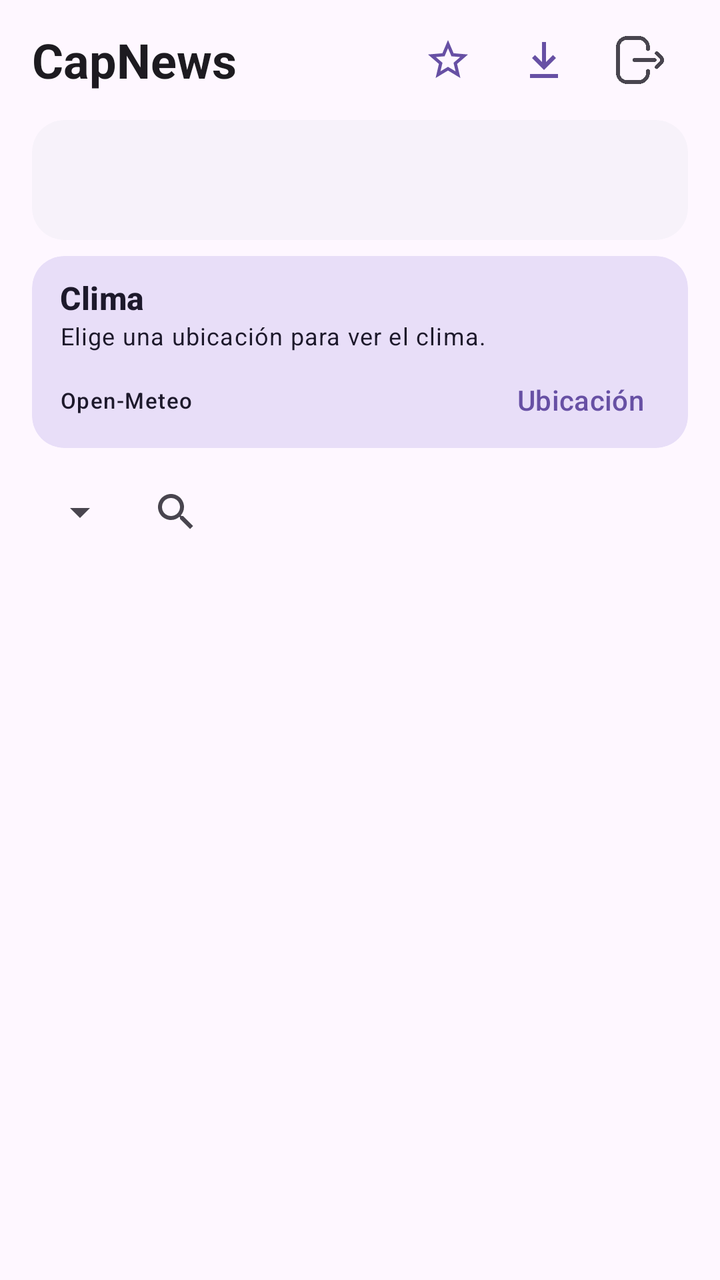
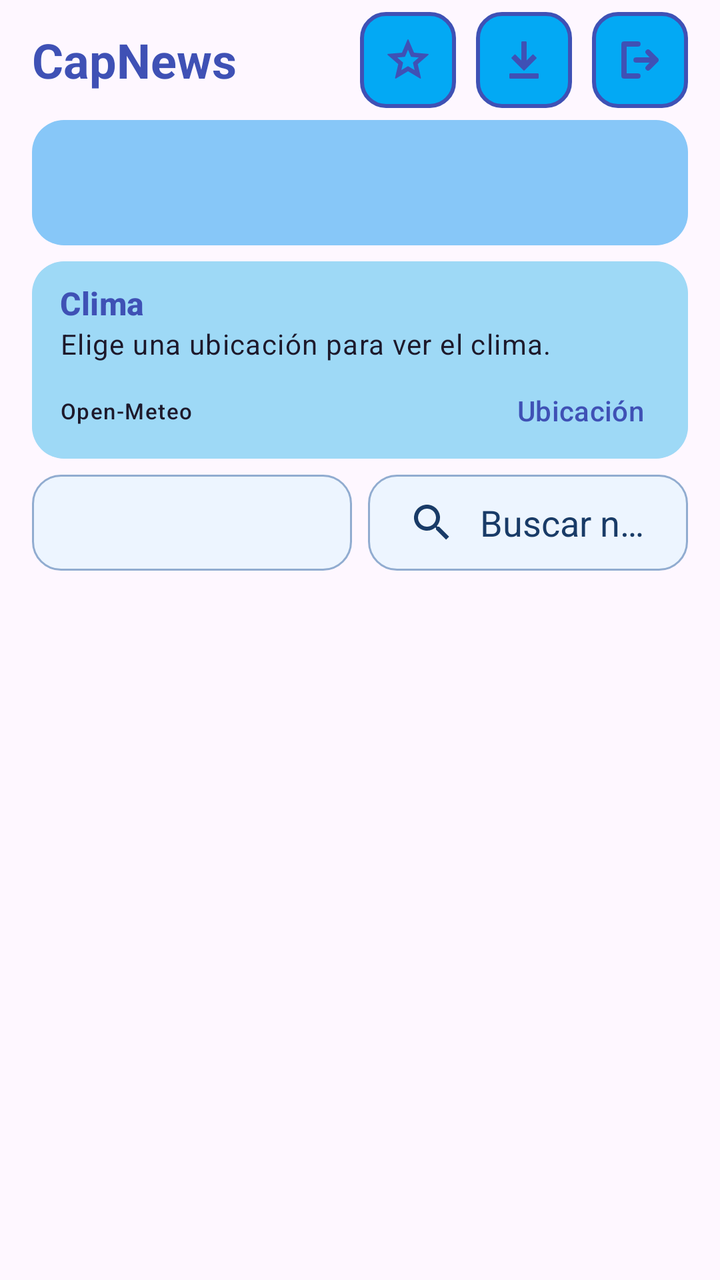

An Android layout rendered at two revisions. The XML below is the earlier revision; the diff shows what the commit changed to produce the second picture.
<!-- AndroidManifest.xml: application theme Theme.NewsApp -->
<!-- res/layout/activity_main.xml -->
<?xml version="1.0" encoding="utf-8"?>
<LinearLayout
    xmlns:android="http://schemas.android.com/apk/res/android"
    xmlns:app="http://schemas.android.com/apk/res-auto"
    android:layout_width="match_parent"
    android:layout_height="match_parent"
    android:background="?attr/colorSurface"
    android:focusableInTouchMode="true"
    android:orientation="vertical"
    android:paddingHorizontal="16dp">

    <LinearLayout
        android:layout_width="match_parent"
        android:layout_height="wrap_content"
        android:gravity="center_vertical"
        android:orientation="horizontal"
        android:paddingVertical="6dp">

        <TextView
            android:layout_width="0dp"
            android:layout_height="wrap_content"
            android:layout_weight="1"
            android:text="@string/home_title"
            android:textAppearance="?attr/textAppearanceHeadlineSmall"
            android:textColor="?attr/colorOnSurface"
            android:textStyle="bold" />

        <ImageButton
            android:id="@+id/btnVerFavoritos"
            android:layout_width="48dp"
            android:layout_height="48dp"
            android:background="?attr/selectableItemBackgroundBorderless"
            android:contentDescription="@string/favorites_title"
            android:scaleType="center"
            app:srcCompat="@drawable/ic_news_star_outline"
            app:tint="?attr/colorPrimary" />

        <ImageButton
            android:id="@+id/btnDownloads"
            android:layout_width="48dp"
            android:layout_height="48dp"
            android:background="?attr/selectableItemBackgroundBorderless"
            android:contentDescription="@string/downloads_title"
            android:scaleType="center"
            app:srcCompat="@drawable/ic_download"
            app:tint="?attr/colorPrimary" />

        <ImageButton
            android:id="@+id/btn_logout"
            android:layout_width="48dp"
            android:layout_height="48dp"
            android:background="?attr/selectableItemBackgroundBorderless"
            android:contentDescription="@string/home_logout"
            android:padding="12dp"
            android:scaleType="fitCenter"
            app:srcCompat="@drawable/salida"
            app:tint="?attr/colorOnSurfaceVariant" />

    </LinearLayout>

    <com.google.android.material.card.MaterialCardView
        android:layout_width="match_parent"
        android:layout_height="wrap_content"
        android:layout_marginBottom="8dp"
        app:cardBackgroundColor="?attr/colorSurfaceContainerLow"
        app:cardCornerRadius="16dp"
        app:cardElevation="0dp"
        app:strokeWidth="0dp">

        <LinearLayout
            android:layout_width="match_parent"
            android:layout_height="wrap_content"
            android:orientation="vertical"
            android:paddingHorizontal="16dp"
            android:paddingVertical="10dp">

            <TextView
                android:id="@+id/tvUserName"
                android:layout_width="match_parent"
                android:layout_height="wrap_content"
                android:ellipsize="end"
                android:maxLines="2"
                android:textAppearance="?attr/textAppearanceTitleMedium"
                android:textColor="?attr/colorOnSurface" />

            <TextView
                android:id="@+id/tvUserEmail"
                android:layout_width="match_parent"
                android:layout_height="wrap_content"
                android:layout_marginTop="2dp"
                android:ellipsize="end"
                android:maxLines="2"
                android:textAppearance="?attr/textAppearanceBodySmall"
                android:textColor="?attr/colorOnSurfaceVariant" />
        </LinearLayout>
    </com.google.android.material.card.MaterialCardView>

    <include
        android:id="@+id/homeWeather"
        layout="@layout/card_home_weather"
        android:layout_width="match_parent"
        android:layout_height="wrap_content"
        android:layout_marginBottom="8dp" />

    <LinearLayout
        android:layout_width="match_parent"
        android:layout_height="wrap_content"
        android:gravity="center_vertical"
        android:orientation="horizontal">

        <Spinner
            android:id="@+id/spinner_categories"
            android:layout_width="wrap_content"
            android:layout_height="wrap_content"
            android:contentDescription="@string/home_news_category"
            android:minHeight="48dp"
            android:spinnerMode="dropdown" />

        <androidx.appcompat.widget.SearchView
            android:id="@+id/svBuscador"
            android:layout_width="0dp"
            android:layout_height="wrap_content"
            android:layout_weight="1"
            app:queryHint="@string/home_news_search" />

    </LinearLayout>

    <TextView
        android:id="@+id/tvLocalNewsTitle"
        android:layout_width="match_parent"
        android:layout_height="wrap_content"
        android:accessibilityHeading="true"
        android:paddingVertical="4dp"
        android:textAppearance="?attr/textAppearanceTitleMedium"
        android:textColor="?attr/colorOnSurface"
        android:visibility="gone" />

    <ProgressBar
        android:id="@+id/newsProgress"
        style="?android:attr/progressBarStyleHorizontal"
        android:layout_width="match_parent"
        android:layout_height="wrap_content"
        android:contentDescription="@string/news_loading"
        android:indeterminate="true"
        android:visibility="gone" />

    <TextView
        android:id="@+id/tvNewsStatus"
        android:layout_width="match_parent"
        android:layout_height="wrap_content"
        android:accessibilityLiveRegion="polite"
        android:paddingVertical="8dp"
        android:textColor="?attr/colorOnSurfaceVariant"
        android:visibility="gone" />

    <com.google.android.material.button.MaterialButton
        android:id="@+id/btnLocalNewsAction"
        style="?attr/materialButtonOutlinedStyle"
        android:layout_width="wrap_content"
        android:layout_height="wrap_content"
        android:minHeight="48dp"
        android:visibility="gone" />

    <androidx.recyclerview.widget.RecyclerView
        android:id="@+id/rvNews"
        android:layout_width="match_parent"
        android:layout_height="0dp"
        android:layout_weight="1"
        android:scrollbars="vertical" />

</LinearLayout>
<!-- res/layout/card_home_weather.xml (included above) -->
<?xml version="1.0" encoding="utf-8"?>
<com.google.android.material.card.MaterialCardView
    xmlns:android="http://schemas.android.com/apk/res/android"
    xmlns:app="http://schemas.android.com/apk/res-auto"
    android:layout_width="match_parent"
    android:layout_height="wrap_content"
    app:cardBackgroundColor="?attr/colorSecondaryContainer"
    app:cardCornerRadius="16dp"
    app:cardElevation="0dp"
    app:strokeWidth="0dp">

    <LinearLayout
        android:layout_width="match_parent"
        android:layout_height="wrap_content"
        android:orientation="vertical"
        android:paddingStart="14dp"
        android:paddingTop="10dp"
        android:paddingEnd="10dp">

        <LinearLayout
            android:layout_width="match_parent"
            android:layout_height="wrap_content"
            android:gravity="center_vertical"
            android:orientation="horizontal">

            <LinearLayout
                android:layout_width="0dp"
                android:layout_height="wrap_content"
                android:layout_weight="1"
                android:orientation="vertical">

                <TextView
                    android:id="@+id/tvWeatherCity"
                    android:layout_width="match_parent"
                    android:layout_height="wrap_content"
                    android:text="@string/weather_title"
                    android:textAppearance="?attr/textAppearanceTitleMedium"
                    android:textColor="?attr/colorOnSecondaryContainer"
                    android:textStyle="bold" />

                <TextView
                    android:id="@+id/tvWeatherCondition"
                    android:layout_width="match_parent"
                    android:layout_height="wrap_content"
                    android:accessibilityLiveRegion="polite"
                    android:text="@string/weather_default"
                    android:textAppearance="?attr/textAppearanceBodySmall"
                    android:textColor="?attr/colorOnSecondaryContainer" />

            </LinearLayout>

            <TextView
                android:id="@+id/tvWeatherTemperature"
                android:layout_width="wrap_content"
                android:layout_height="wrap_content"
                android:layout_marginStart="8dp"
                android:textAppearance="?attr/textAppearanceHeadlineMedium"
                android:textColor="?attr/colorOnSecondaryContainer"
                android:textStyle="bold"
                android:visibility="gone" />

        </LinearLayout>

        <LinearLayout
            android:layout_width="match_parent"
            android:layout_height="wrap_content"
            android:gravity="center_vertical"
            android:orientation="horizontal">

            <TextView
                android:id="@+id/tvWeatherSource"
                android:layout_width="0dp"
                android:layout_height="wrap_content"
                android:layout_weight="1"
                android:clickable="true"
                android:focusable="true"
                android:gravity="center_vertical"
                android:minHeight="48dp"
                android:text="@string/weather_source"
                android:textAppearance="?attr/textAppearanceLabelSmall"
                android:textColor="?attr/colorOnSecondaryContainer" />

            <com.google.android.material.button.MaterialButton
                android:id="@+id/btnWeatherLocation"
                style="@style/Widget.Material3.Button.TextButton"
                android:layout_width="wrap_content"
                android:layout_height="wrap_content"
                android:text="@string/weather_location" />

        </LinearLayout>

    </LinearLayout>

</com.google.android.material.card.MaterialCardView>
<!-- resources referenced by this layout -->
<resources>
  <!-- drawable ic_download (drawable) -->
  <vector xmlns:android="http://schemas.android.com/apk/res/android"
      android:width="24dp"
      android:height="24dp"
      android:viewportWidth="24"
      android:viewportHeight="24">
      <path
          android:fillColor="#FF000000"
          android:pathData="M11,3h2v10l3.5,-3.5L18,11l-6,6 -6,-6 1.5,-1.5L11,13zM5,19h14v2H5z" />
  </vector>
  <!-- drawable ic_news_star_outline (drawable) -->
  <vector xmlns:android="http://schemas.android.com/apk/res/android"
      android:width="24dp"
      android:height="24dp"
      android:viewportWidth="24"
      android:viewportHeight="24">
      <path
          android:fillColor="#000000"
          android:pathData="M22,9.24l-7.19,-0.62L12,2 9.19,8.63 2,9.24l5.46,4.73L5.82,21 12,17.27 18.18,21l-1.63,-7.03L22,9.24zM12,15.4l-3.76,2.27 1,-4.28 -3.32,-2.88 4.38,-0.38L12,6.1l1.71,4.04 4.38,0.38 -3.32,2.88 1,4.28z"
          android:fillType="evenOdd" />
  </vector>
  <!-- drawable salida: png bitmap (drawable, 11849 bytes) -->
  <string name="downloads_title">Descargas</string>
  <string name="favorites_title">Mis noticias favoritas</string>
  <string name="home_logout">Cerrar sesión</string>
  <string name="home_news_category">Categoría de noticias</string>
  <string name="home_news_search">Buscar noticias</string>
  <string name="home_title">CapNews</string>
  <string name="news_loading">Cargando noticias</string>
  <string name="weather_default">Elige una ubicación para ver el clima.</string>
  <string name="weather_location">Ubicación</string>
  <string name="weather_source">Open-Meteo</string>
  <string name="weather_title">Clima</string>
  <!-- unchanged entries left out for length: 7 -->
</resources>

<!-- the commit's change to res/layout/activity_main.xml (unified diff, before → after) -->
@@ -22,39 +22,40 @@
             android:layout_weight="1"
             android:text="@string/home_title"
             android:textAppearance="?attr/textAppearanceHeadlineSmall"
-            android:textColor="?attr/colorOnSurface"
+            android:textColor="#3F51B5"
             android:textStyle="bold" />
 
         <ImageButton
             android:id="@+id/btnVerFavoritos"
             android:layout_width="48dp"
             android:layout_height="48dp"
-            android:background="?attr/selectableItemBackgroundBorderless"
+            android:layout_marginRight="10dp"
+            android:background="@drawable/bg_boton_inicio"
             android:contentDescription="@string/favorites_title"
             android:scaleType="center"
-            app:srcCompat="@drawable/ic_news_star_outline"
-            app:tint="?attr/colorPrimary" />
+            app:srcCompat="@drawable/ic_home_favorite"
+            app:tint="#3F51B5" />
 
         <ImageButton
             android:id="@+id/btnDownloads"
             android:layout_width="48dp"
             android:layout_height="48dp"
-            android:background="?attr/selectableItemBackgroundBorderless"
+            android:layout_marginRight="10dp"
+            android:background="@drawable/bg_boton_inicio"
             android:contentDescription="@string/downloads_title"
             android:scaleType="center"
-            app:srcCompat="@drawable/ic_download"
-            app:tint="?attr/colorPrimary" />
+            app:srcCompat="@drawable/ic_home_download"
+            app:tint="#3F51B5" />
 
         <ImageButton
             android:id="@+id/btn_logout"
             android:layout_width="48dp"
             android:layout_height="48dp"
-            android:background="?attr/selectableItemBackgroundBorderless"
+            android:background="@drawable/bg_boton_inicio"
             android:contentDescription="@string/home_logout"
-            android:padding="12dp"
-            android:scaleType="fitCenter"
-            app:srcCompat="@drawable/salida"
-            app:tint="?attr/colorOnSurfaceVariant" />
+            android:scaleType="center"
+            app:srcCompat="@drawable/ic_home_logout"
+            app:tint="#3F51B5" />
 
     </LinearLayout>
 
@@ -70,6 +71,7 @@
         <LinearLayout
             android:layout_width="match_parent"
             android:layout_height="wrap_content"
+            android:background="#87C7F8"
             android:orientation="vertical"
             android:paddingHorizontal="16dp"
             android:paddingVertical="10dp">
@@ -81,7 +83,7 @@
                 android:ellipsize="end"
                 android:maxLines="2"
                 android:textAppearance="?attr/textAppearanceTitleMedium"
-                android:textColor="?attr/colorOnSurface" />
+                android:textColor="@color/black" />
 
             <TextView
                 android:id="@+id/tvUserEmail"
@@ -91,7 +93,8 @@
                 android:ellipsize="end"
                 android:maxLines="2"
                 android:textAppearance="?attr/textAppearanceBodySmall"
-                android:textColor="?attr/colorOnSurfaceVariant" />
+                android:textColor="@color/black"
+                android:textSize="14sp" />
         </LinearLayout>
     </com.google.android.material.card.MaterialCardView>
 
@@ -105,14 +108,18 @@
     <LinearLayout
         android:layout_width="match_parent"
         android:layout_height="wrap_content"
+        android:layout_marginBottom="8dp"
         android:gravity="center_vertical"
         android:orientation="horizontal">
 
-        <Spinner
+        <androidx.appcompat.widget.AppCompatSpinner
             android:id="@+id/spinner_categories"
-            android:layout_width="wrap_content"
-            android:layout_height="wrap_content"
+            android:layout_width="0dp"
+            android:layout_height="wrap_content"
+            android:layout_weight="1"
+            android:background="@drawable/bg_news_filter"
             android:contentDescription="@string/home_news_category"
+            android:dropDownWidth="wrap_content"
             android:minHeight="48dp"
             android:spinnerMode="dropdown" />
 
@@ -120,7 +127,13 @@
             android:id="@+id/svBuscador"
             android:layout_width="0dp"
             android:layout_height="wrap_content"
+            android:layout_marginStart="8dp"
             android:layout_weight="1"
+            android:background="@drawable/bg_news_filter"
+            android:minHeight="48dp"
+            android:theme="@style/ThemeOverlay.NewsApp.NewsSearch"
+            app:iconifiedByDefault="false"
+            app:queryBackground="@null"
             app:queryHint="@string/home_news_search" />
 
     </LinearLayout>
@@ -184,6 +197,7 @@
     <LinearLayout
         android:layout_width="match_parent"
         android:layout_height="wrap_content"
+        android:background="#9ED9F6"
         android:orientation="vertical"
         android:paddingStart="14dp"
         android:paddingTop="10dp"
@@ -207,7 +221,7 @@
                     android:layout_height="wrap_content"
                     android:text="@string/weather_title"
                     android:textAppearance="?attr/textAppearanceTitleMedium"
-                    android:textColor="?attr/colorOnSecondaryContainer"
+                    android:textColor="#3F51B5"
                     android:textStyle="bold" />
 
                 <TextView
@@ -217,7 +231,8 @@
                     android:accessibilityLiveRegion="polite"
                     android:text="@string/weather_default"
                     android:textAppearance="?attr/textAppearanceBodySmall"
-                    android:textColor="?attr/colorOnSecondaryContainer" />
+                    android:textColor="?attr/colorOnSecondaryContainer"
+                    android:textSize="14sp" />
 
             </LinearLayout>
 
@@ -257,7 +272,8 @@
                 style="@style/Widget.Material3.Button.TextButton"
                 android:layout_width="wrap_content"
                 android:layout_height="wrap_content"
-                android:text="@string/weather_location" />
+                android:text="@string/weather_location"
+                android:textColor="#3F51B5" />
 
         </LinearLayout>
 
<!-- resource entries referenced after the edit -->
@@ -1,27 +1,75 @@
 <!-- resources referenced by this layout -->
 <resources>
-  <!-- drawable ic_download (drawable) -->
+  <color name="black">#FF000000</color>
+  <!-- drawable bg_boton_inicio (drawable) -->
+  <?xml version="1.0" encoding="utf-8"?>
+  <ripple xmlns:android="http://schemas.android.com/apk/res/android"
+      android:color="?attr/colorControlHighlight">
+      <item>
+          <shape android:shape="rectangle">
+              <solid android:color="#03A9F4" />
+              <corners android:radius="12dp" />
+              <stroke
+                  android:width="2dp"
+                  android:color="#3F51B5" />
+          </shape>
+      </item>
+  </ripple>
+  <!-- drawable bg_news_filter (drawable) -->
+  <?xml version="1.0" encoding="utf-8"?>
+  <ripple xmlns:android="http://schemas.android.com/apk/res/android"
+      android:color="?attr/colorControlHighlight">
+      <item>
+          <shape android:shape="rectangle">
+              <solid android:color="@color/news_control_surface" />
+              <stroke android:width="1dp" android:color="@color/news_control_outline" />
+              <corners android:radius="14dp" />
+          </shape>
+      </item>
+  </ripple>
+  <!-- drawable ic_home_download (drawable) -->
+  <?xml version="1.0" encoding="utf-8"?>
   <vector xmlns:android="http://schemas.android.com/apk/res/android"
       android:width="24dp"
       android:height="24dp"
       android:viewportWidth="24"
       android:viewportHeight="24">
       <path
-          android:fillColor="#FF000000"
-          android:pathData="M11,3h2v10l3.5,-3.5L18,11l-6,6 -6,-6 1.5,-1.5L11,13zM5,19h14v2H5z" />
+          android:fillColor="@android:color/black"
+          android:pathData="M11,3h2v10l3.5,-3.5L18,11l-6,6 -6,-6 1.5,-1.5L11,13zM5,19h14v2H5z"
+          android:strokeColor="@android:color/black"
+          android:strokeLineJoin="round"
+          android:strokeWidth="0.6" />
   </vector>
-  <!-- drawable ic_news_star_outline (drawable) -->
+  <!-- drawable ic_home_favorite (drawable) -->
+  <?xml version="1.0" encoding="utf-8"?>
   <vector xmlns:android="http://schemas.android.com/apk/res/android"
       android:width="24dp"
       android:height="24dp"
       android:viewportWidth="24"
       android:viewportHeight="24">
       <path
-          android:fillColor="#000000"
+          android:fillColor="@android:color/black"
+          android:fillType="evenOdd"
           android:pathData="M22,9.24l-7.19,-0.62L12,2 9.19,8.63 2,9.24l5.46,4.73L5.82,21 12,17.27 18.18,21l-1.63,-7.03L22,9.24zM12,15.4l-3.76,2.27 1,-4.28 -3.32,-2.88 4.38,-0.38L12,6.1l1.71,4.04 4.38,0.38 -3.32,2.88 1,4.28z"
-          android:fillType="evenOdd" />
+          android:strokeColor="@android:color/black"
+          android:strokeLineJoin="round"
+          android:strokeWidth="0.6" />
   </vector>
-  <!-- drawable salida: png bitmap (drawable, 11849 bytes) -->
+  <!-- drawable ic_home_logout (drawable) -->
+  <?xml version="1.0" encoding="utf-8"?>
+  <vector xmlns:android="http://schemas.android.com/apk/res/android"
+      android:width="24dp"
+      android:height="24dp"
+      android:viewportWidth="24"
+      android:viewportHeight="24">
+      <path
+          android:pathData="M11,4H4v16h7M10,12h10M16,8l4,4 -4,4"
+          android:strokeColor="@android:color/black"
+          android:strokeLineCap="round"
+          android:strokeLineJoin="round"
+          android:strokeWidth="2.6" />
+  </vector>
   <string name="downloads_title">Descargas</string>
   <string name="favorites_title">Mis noticias favoritas</string>
   <string name="home_logout">Cerrar sesión</string>
@@ -33,6 +81,14 @@
   <string name="weather_location">Ubicación</string>
   <string name="weather_source">Open-Meteo</string>
   <string name="weather_title">Clima</string>
+  <style name="ThemeOverlay.NewsApp.NewsSearch" parent="">
+          <item name="android:textColorPrimary">@color/news_control_text</item>
+          <item name="android:textColorHint">@color/news_control_text</item>
+          <item name="colorControlNormal">@color/news_control_text</item>
+      </style>
+  <color name="news_control_surface">#EDF5FF</color>
+  <color name="news_control_outline">#91ACD0</color>
+  <color name="news_control_text">#193B67</color>
   <!-- unchanged entries left out for length: 7 -->
 </resources>
 
